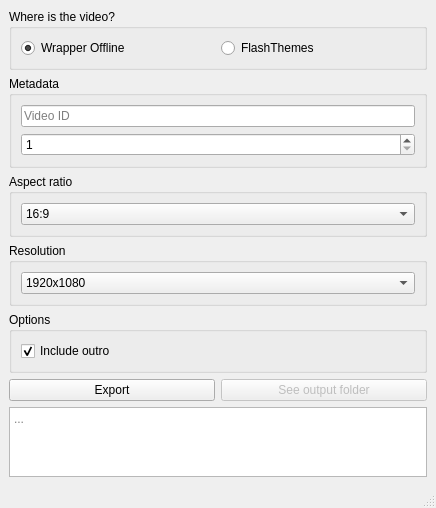
Before: the Qt Designer form gui/Main.ui in GoExport/GoExport, drawn with Qt 5.
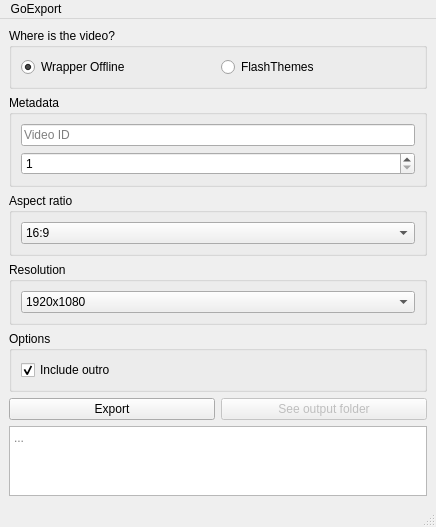
After: the same form once the commit is applied.

Commit message: Enhance GUI by adding Settings UI with OBS configuration options

Patch:
```diff
--- a/gui/Main.ui
+++ b/gui/Main.ui
@@ -7,7 +7,7 @@
     <x>0</x>
     <y>0</y>
     <width>436</width>
-    <height>475</height>
+    <height>508</height>
    </rect>
   </property>
   <property name="windowTitle">
@@ -223,6 +223,25 @@
    </layout>
   </widget>
   <widget class="QStatusBar" name="statusbar"/>
+  <widget class="QMenuBar" name="menuBar">
+   <property name="geometry">
+    <rect>
+     <x>0</x>
+     <y>0</y>
+     <width>436</width>
+     <height>33</height>
+    </rect>
+   </property>
+   <widget class="QMenu" name="menuGoExport">
+    <property name="title">
+     <string>GoExport</string>
+    </property>
+    <addaction name="actionSettings_2"/>
+    <addaction name="separator"/>
+    <addaction name="actionExit"/>
+   </widget>
+   <addaction name="menuGoExport"/>
+  </widget>
   <action name="actionDatabase">
    <property name="text">
     <string>Database</string>
```
Left out of the diff: 22 changed lines with no effect on the pictures. The commit also changes 1 other file.
